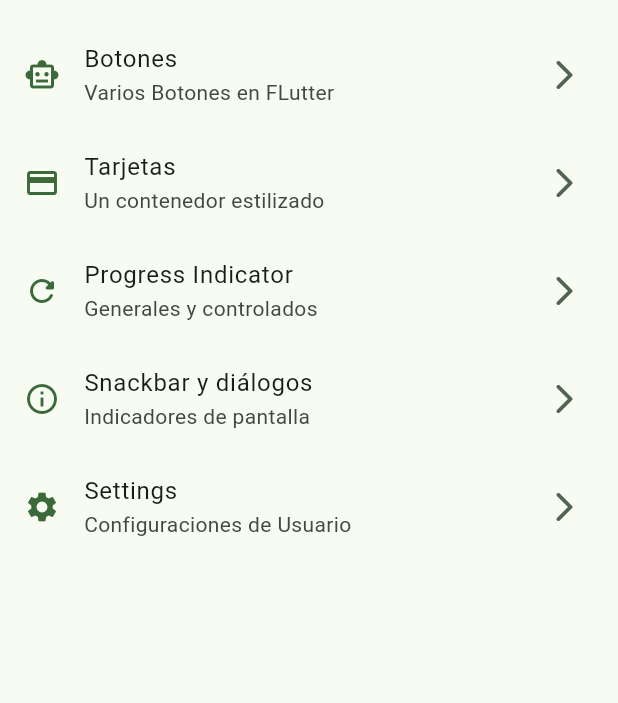
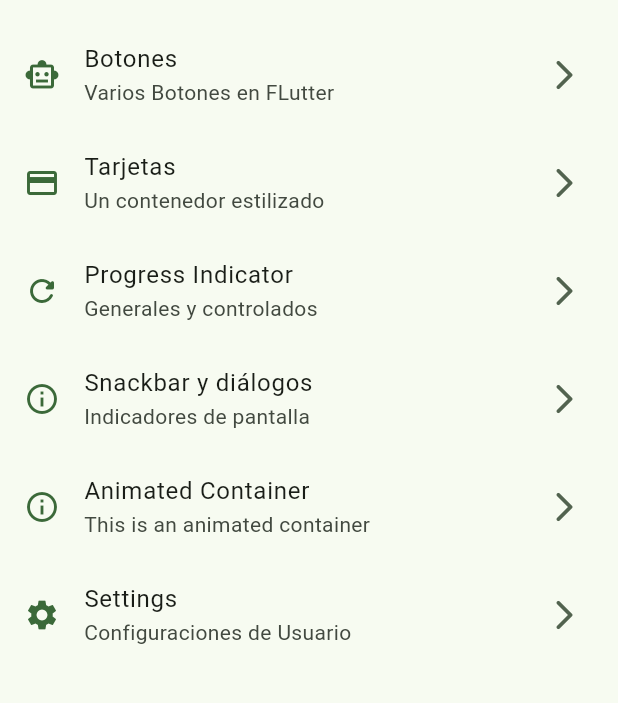
Before and after one commit to santacruzandres1/widgets_app, a Flutter app: the screen it shows after launch, on a phone screen of 412 x 824 dp, the part 63-766 px from its top. Run offline on Flutter 3.47's test engine with Material 3 defaults, Android fonts, the phone set to English and light mode, and no system bars; our stand-ins replace go_router.

Commit message:
Animated Container finished

```diff
--- a/lib/config/menu_items/menu_items.dart
+++ b/lib/config/menu_items/menu_items.dart
@@ -48,6 +48,13 @@ const appMenuItems = <MenuItems>[
     // routeName: '/settings_screen',
   ),
     MenuItems(
+    title: 'Animated Container',
+    subTitle: 'This is an animated container',
+    link: '/animated',
+    icon: Icons.info_outline,
+    // routeName: '/settings_screen',
+  ),
+    MenuItems(
     title: 'Settings',
     subTitle: 'Configuraciones de Usuario',
     link: '/settings',
--- a/lib/config/router/app_go_router.dart
+++ b/lib/config/router/app_go_router.dart
@@ -33,9 +33,14 @@ final goAppRouter = GoRouter(
       builder: (context, state) => const SnackbarScreen(),
     ),
     GoRoute(
+      path: '/animated',
+      builder: (context, state) => const AnimatedScreeen(),
+    ),
+    GoRoute(
       path: '/settings',
       name: SettingsScreen.name,
       builder: (context, state) => const SettingsScreen(),
     ),
+
   ],
 );
```
Also changed, not shown: lib/presentation/screens/animated/animated_screen.dart (+53 -3 lines).
